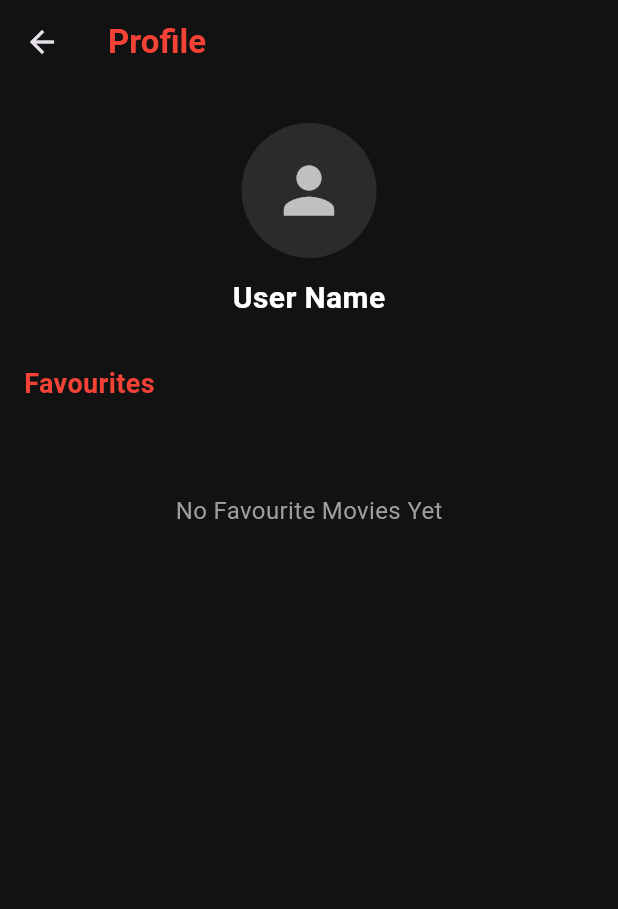
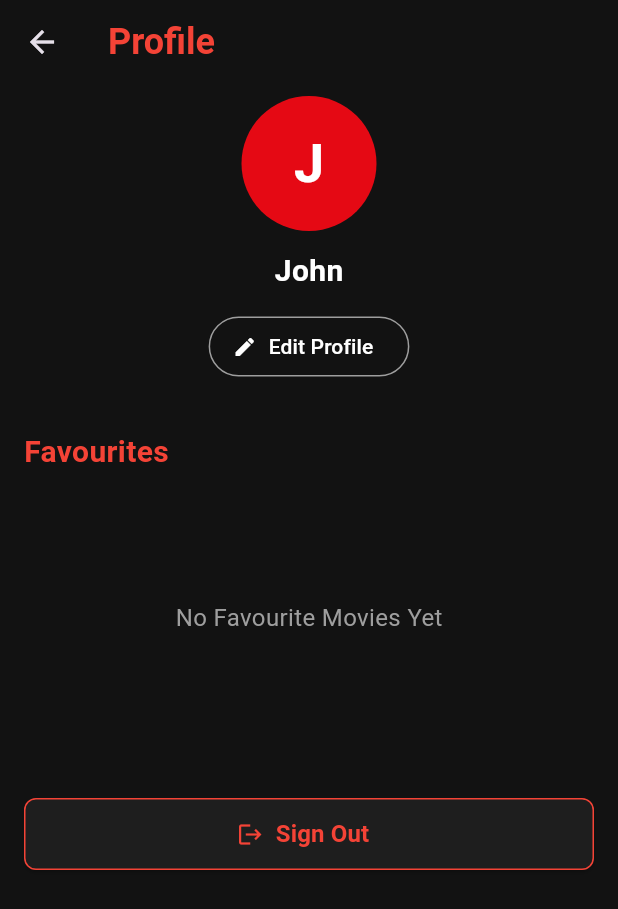
Before and after one commit to sondos-hesham14/Movies_Hub_App, a Flutter app: the ProfileScreen screen opened directly, on a phone screen of 412 x 824 dp. Shown: the top 909 px of the screen. Run offline on Flutter 3.47's test engine with Material 3 defaults, Android fonts, the phone set to English and light mode, and no system bars; our stand-ins replace dio, flutter_bloc.

Commit message:
Add Edit Profile screen and update profile functionality

```diff
--- a/lib/cubits/profile/profile_state.dart
+++ b/lib/cubits/profile/profile_state.dart
@@ -9,9 +9,34 @@ class ProfileLoading extends ProfileState {}
 
 class ProfileSuccess extends ProfileState {
   final String userName;
+  final String email;
+  final String phone;
+  final String password;
   final List<dynamic> favouriteMovies;
 
-  ProfileSuccess({required this.userName, required this.favouriteMovies});
+  ProfileSuccess({
+    required this.userName,
+    required this.email,
+    required this.phone,
+    required this.password,
+    required this.favouriteMovies,
+  });
+
+  ProfileSuccess copyWith({
+    String? userName,
+    String? email,
+    String? phone,
+    String? password,
+    List<dynamic>? favouriteMovies,
+  }) {
+    return ProfileSuccess(
+      userName: userName ?? this.userName,
+      email: email ?? this.email,
+      phone: phone ?? this.phone,
+      password: password ?? this.password,
+      favouriteMovies: favouriteMovies ?? this.favouriteMovies,
+    );
+  }
 }
 
 class ProfileError extends ProfileState {
--- a/lib/screens/profile_screen.dart
+++ b/lib/screens/profile_screen.dart
@@ -2,6 +2,8 @@ import 'package:flutter/material.dart';
 import 'package:flutter_bloc/flutter_bloc.dart';
 import '../cubits/profile/profile_cubit.dart';
 import '../cubits/profile/profile_state.dart';
+import 'edit_profile_screen.dart';
+import 'signup_screen.dart';
 
 class ProfileScreen extends StatelessWidget {
   const ProfileScreen({super.key});
@@ -18,87 +20,171 @@ class ProfileScreen extends StatelessWidget {
           'Profile',
           style: TextStyle(
             color: Colors.red,
-            fontSize: 22,
+            fontSize: 24,
             fontWeight: FontWeight.bold,
           ),
         ),
       ),
       body: BlocBuilder<ProfileCubit, ProfileState>(
         builder: (context, state) {
-          final userName = state is ProfileSuccess ? state.userName : 'User Name';
-          final favouriteMovies = state is ProfileSuccess ? state.favouriteMovies : [];
-
-          if (state is ProfileError) {
+          if (state is ProfileLoading) {
+            return const Center(
+              child: CircularProgressIndicator(color: Colors.red),
+            );
+          } else if (state is ProfileError) {
             return Center(
               child: Text(
                 state.message,
                 style: const TextStyle(color: Colors.white),
               ),
             );
-          }
-
+          } else if (state is ProfileSuccess) {
             return SingleChildScrollView(
-            padding: const EdgeInsets.all(16.0),
+              padding: const EdgeInsets.symmetric(horizontal: 16.0, vertical: 8.0),
+              child: Column(
+                crossAxisAlignment: CrossAxisAlignment.start,
+                children: [
+                  // 1. صورة البروفايل (أول حرف) + الاسم
+                  Center(
                     child: Column(
                       children: [
-                const SizedBox(height: 10),
-                // User Avatar
-                const CircleAvatar(
+                        CircleAvatar(
                           radius: 45,
-                  backgroundColor: Color(0xFF2B2B2B),
-                  child: Icon(Icons.person, size: 50, color: Colors.white70),
+                          backgroundColor: const Color(0xFFE50914),
+                          child: Text(
+                            state.userName.trim().isNotEmpty
+                                ? state.userName.trim()[0].toUpperCase()
+                                : 'U',
+                            style: const TextStyle(
+                              color: Colors.white,
+                              fontSize: 36,
+                              fontWeight: FontWeight.bold,
+                            ),
+                          ),
                         ),
                         const SizedBox(height: 12),
-                // User Name
                         Text(
-                  userName,
+                          state.userName,
                           style: const TextStyle(
                             color: Colors.white,
                             fontSize: 20,
                             fontWeight: FontWeight.bold,
                           ),
                         ),
-                const SizedBox(height: 30),
-                // Favourites Section Header
-                const Align(
-                  alignment: Alignment.centerLeft,
-                  child: Text(
+                        const SizedBox(height: 12),
+
+                        //switch to edit profile
+                        OutlinedButton.icon(
+                          onPressed: () {
+                            Navigator.push(
+                              context,
+                              MaterialPageRoute(
+                                builder: (context) => EditProfileScreen(
+                                  currentName: state.userName,
+                                  currentEmail: state.email,
+                                  currentPhone: state.phone,
+                                  currentPassword: state.password,
+                                ),
+                              ),
+                            );
+                          },
+                          icon: const Icon(Icons.edit, size: 16, color: Colors.white),
+                          label: const Text(
+                            "Edit Profile",
+                            style: TextStyle(color: Colors.white),
+                          ),
+                          style: OutlinedButton.styleFrom(
+                            side: const BorderSide(color: Colors.grey),
+                            shape: RoundedRectangleBorder(
+                              borderRadius: BorderRadius.circular(20),
+                            ),
+                          ),
+                        ),
+                      ],
+                    ),
+                  ),
+
+                  const SizedBox(height: 32),
+
+                  const Text(
                     'Favourites',
                     style: TextStyle(
                       color: Colors.red,
-                      fontSize: 18,
+                      fontSize: 20,
+                      fontWeight: FontWeight.bold,
+                    ),
+                  ),
+                  const SizedBox(height: 16),
+
+                  SizedBox(
+                    height: 160,
+                    child: state.favouriteMovies.isEmpty
+                        ? const Center(
+                            child: Text(
+                              'No Favourite Movies Yet',
+                              style: TextStyle(color: Colors.grey, fontSize: 16),
+                            ),
+                          )
+                        : ListView.builder(
+                            scrollDirection: Axis.horizontal,
+                            itemCount: state.favouriteMovies.length,
+                            itemBuilder: (context, index) {
+                              return Container(
+                                width: 110,
+                                margin: const EdgeInsets.only(right: 12),
+                                decoration: BoxDecoration(
+                                  color: const Color(0xFF1E1E1E),
+                                  borderRadius: BorderRadius.circular(8),
+                                ),
+                                child: const Center(
+                                  child: Icon(Icons.movie, color: Colors.grey, size: 40),
+                                ),
+                              );
+                            },
+                          ),
+                  ),
+
+                  const SizedBox(height: 40),
+
+                  //sign out button
+                  SizedBox(
+                    width: double.infinity,
+                    height: 48,
+                    child: ElevatedButton.icon(
+                      onPressed: () {
+                        context.read<ProfileCubit>().signOut();
+                        Navigator.pushAndRemoveUntil(
+                          context,
+                          MaterialPageRoute(
+                            builder: (context) => const SignupScreen(),
+                          ),
+                          (route) => false,
+                        );
+                      },
+                      style: ElevatedButton.styleFrom(
+                        backgroundColor: const Color(0xFF1E1E1E),
+                        shape: RoundedRectangleBorder(
+                          borderRadius: BorderRadius.circular(8),
+                          side: const BorderSide(color: Colors.red, width: 1),
+                        ),
+                      ),
+                      icon: const Icon(Icons.logout, color: Colors.red),
+                      label: const Text(
+                        'Sign Out',
+                        style: TextStyle(
+                          color: Colors.red,
+                          fontSize: 16,
                           fontWeight: FontWeight.bold,
                         ),
                       ),
                     ),
+                  ),
                   const SizedBox(height: 20),
-                // Favourites List View
-                favouriteMovies.isEmpty
-                    ? const Padding(
-                        padding: EdgeInsets.symmetric(vertical: 40.0),
-                        child: Center(
-                          child: Text(
-                            'No Favourite Movies Yet',
-                            style: TextStyle(color: Colors.grey, fontSize: 16),
-                          ),
-                        ),
-                      )
-                    : ListView.builder(
-                        shrinkWrap: true,
-                        physics: const NeverScrollableScrollPhysics(),
-                        itemCount: favouriteMovies.length,
-                        itemBuilder: (context, index) {
-                          return ListTile(
-                            title: Text(
-                              favouriteMovies[index].toString(),
-                              style: const TextStyle(color: Colors.white),
-                            ),
-                          );
-                        },
-                      ),
                 ],
               ),
             );
+          }
+          return const SizedBox.shrink();
         },
       ),
     );
```
Also changed, not shown: lib/cubits/profile/profile_cubit.dart (+25 -16 lines), lib/screens/edit_profile_screen.dart (added, +192 -0 lines). Lines whose indentation alone changed are shown as unchanged.
